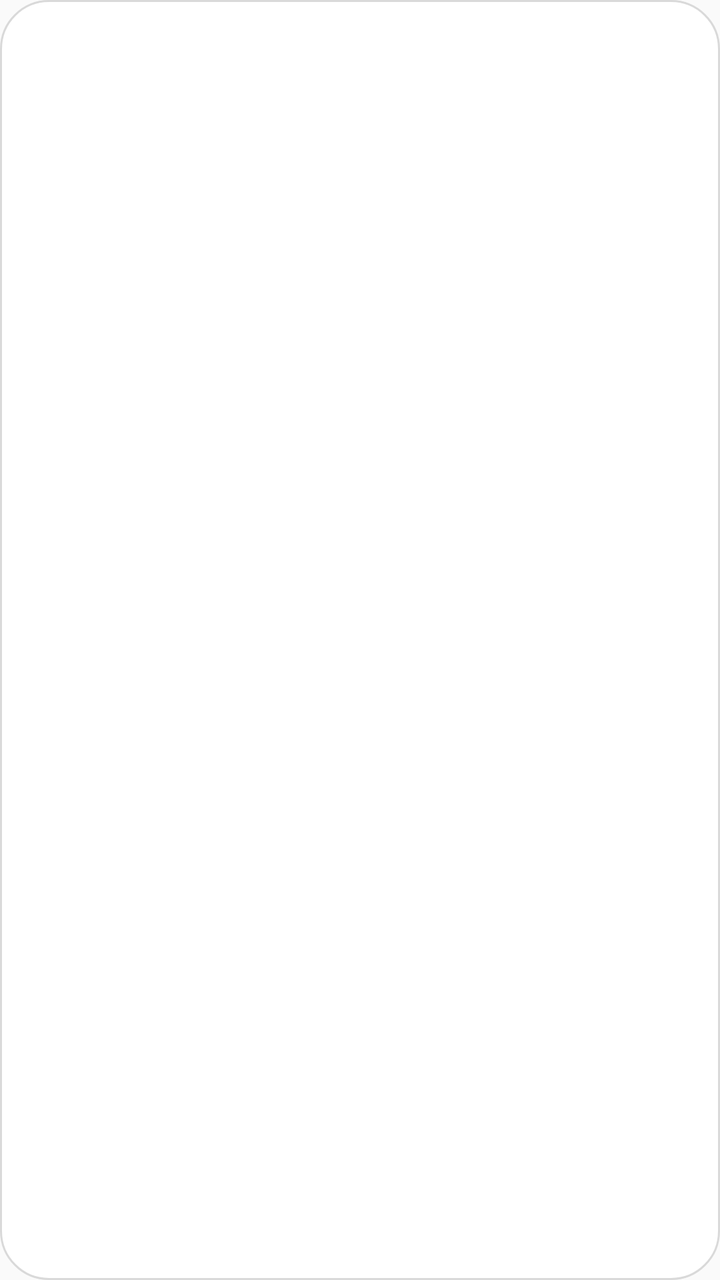
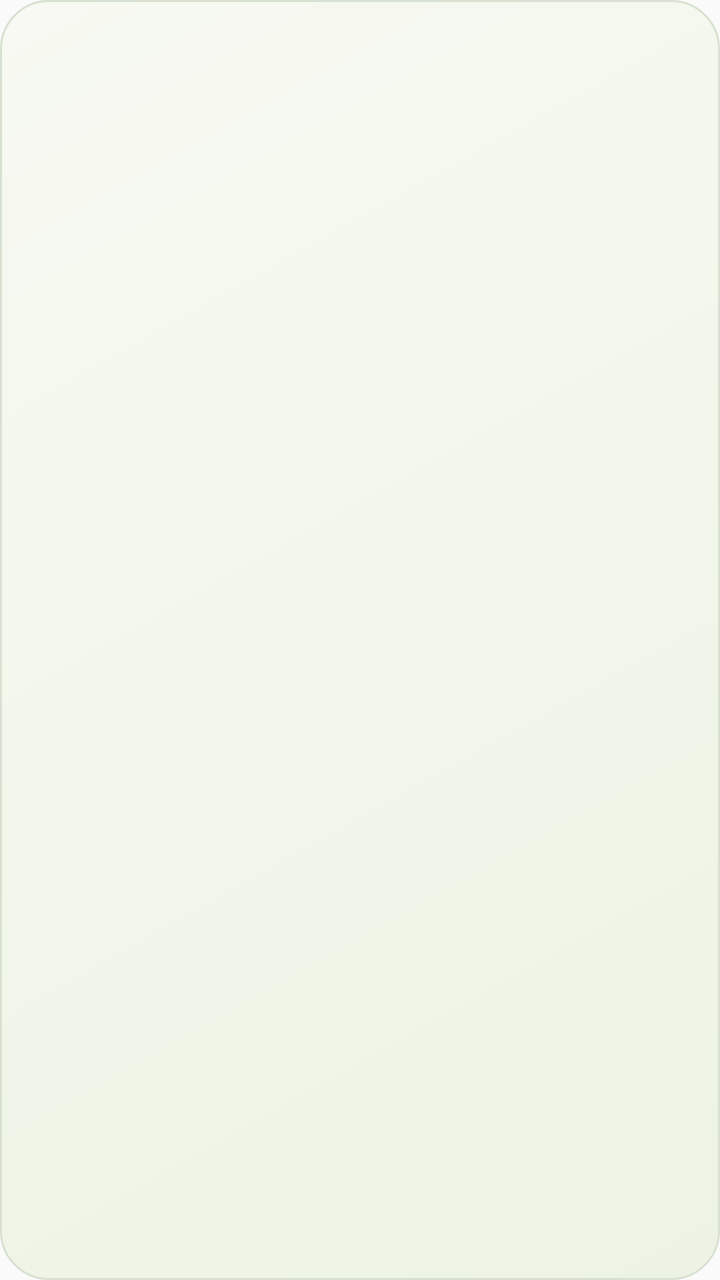

Compare the two renders of this Android layout. The source of the first and the diff that turns it into the second are given below.
<!-- AndroidManifest.xml: application theme AppTheme -->
<!-- res/layout/widget_calendar.xml -->
<?xml version="1.0" encoding="utf-8"?>
<LinearLayout xmlns:android="http://schemas.android.com/apk/res/android"
    android:id="@+id/widgetRoot"
    android:layout_width="match_parent"
    android:layout_height="match_parent"
    android:background="@drawable/widget_background"
    android:orientation="vertical"
    android:paddingLeft="8dp"
    android:paddingTop="10dp"
    android:paddingRight="8dp"
    android:paddingBottom="10dp">

    <LinearLayout
        android:id="@+id/widgetHeader"
        android:layout_width="match_parent"
        android:layout_height="wrap_content"
        android:gravity="center_vertical"
        android:orientation="horizontal"
        android:paddingLeft="5dp"
        android:paddingRight="5dp">

        <TextView
            android:id="@+id/widgetTitle"
            android:layout_width="0dp"
            android:layout_height="wrap_content"
            android:layout_weight="1"
            android:ellipsize="end"
            android:fontFamily="sans"
            android:singleLine="true"
            android:textColor="#111111"
            android:textSize="13sp"
            android:textStyle="bold" />

        <TextView
            android:id="@+id/widgetSubtitle"
            android:layout_width="wrap_content"
            android:layout_height="wrap_content"
            android:ellipsize="end"
            android:singleLine="true"
            android:textColor="#666666"
            android:textSize="11sp" />
    </LinearLayout>

    <TextView
        android:id="@+id/widgetEmpty"
        android:layout_width="match_parent"
        android:layout_height="0dp"
        android:layout_weight="1"
        android:gravity="center"
        android:textColor="#666666"
        android:textSize="12sp"
        android:visibility="gone" />

    <LinearLayout
        android:id="@+id/widgetWeekdayRow"
        android:layout_width="match_parent"
        android:layout_height="wrap_content"
        android:layout_marginTop="8dp"
        android:orientation="horizontal"
        android:visibility="gone">
        <TextView android:id="@+id/widgetWeekdaySun" style="@style/MallinoiWidgetWeekday" android:text="일" android:textColor="#cc3333" />
        <TextView android:id="@+id/widgetWeekdayMon" style="@style/MallinoiWidgetWeekday" android:text="월" />
        <TextView android:id="@+id/widgetWeekdayTue" style="@style/MallinoiWidgetWeekday" android:text="화" />
        <TextView android:id="@+id/widgetWeekdayWed" style="@style/MallinoiWidgetWeekday" android:text="수" />
        <TextView android:id="@+id/widgetWeekdayThu" style="@style/MallinoiWidgetWeekday" android:text="목" />
        <TextView android:id="@+id/widgetWeekdayFri" style="@style/MallinoiWidgetWeekday" android:text="금" />
        <TextView android:id="@+id/widgetWeekdaySat" style="@style/MallinoiWidgetWeekday" android:text="토" android:textColor="#3366cc" />
    </LinearLayout>

    <LinearLayout
        android:id="@+id/widgetGrid"
        android:layout_width="match_parent"
        android:layout_height="0dp"
        android:layout_weight="1"
        android:orientation="vertical">

        <LinearLayout
            android:id="@+id/widgetRow01"
            style="@style/MallinoiWidgetRow">
            <FrameLayout android:id="@+id/widgetDay01" style="@style/MallinoiWidgetDay" />
            <FrameLayout android:id="@+id/widgetDay02" style="@style/MallinoiWidgetDay" />
            <FrameLayout android:id="@+id/widgetDay03" style="@style/MallinoiWidgetDay" />
            <FrameLayout android:id="@+id/widgetDay04" style="@style/MallinoiWidgetDay" />
            <FrameLayout android:id="@+id/widgetDay05" style="@style/MallinoiWidgetDay" />
            <FrameLayout android:id="@+id/widgetDay06" style="@style/MallinoiWidgetDay" />
            <FrameLayout android:id="@+id/widgetDay07" style="@style/MallinoiWidgetDay" />
        </LinearLayout>

        <LinearLayout
            android:id="@+id/widgetRow02"
            style="@style/MallinoiWidgetRow">
            <FrameLayout android:id="@+id/widgetDay08" style="@style/MallinoiWidgetDay" />
            <FrameLayout android:id="@+id/widgetDay09" style="@style/MallinoiWidgetDay" />
            <FrameLayout android:id="@+id/widgetDay10" style="@style/MallinoiWidgetDay" />
            <FrameLayout android:id="@+id/widgetDay11" style="@style/MallinoiWidgetDay" />
            <FrameLayout android:id="@+id/widgetDay12" style="@style/MallinoiWidgetDay" />
            <FrameLayout android:id="@+id/widgetDay13" style="@style/MallinoiWidgetDay" />
            <FrameLayout android:id="@+id/widgetDay14" style="@style/MallinoiWidgetDay" />
        </LinearLayout>

        <LinearLayout
            android:id="@+id/widgetRow03"
            style="@style/MallinoiWidgetRow">
            <FrameLayout android:id="@+id/widgetDay15" style="@style/MallinoiWidgetDay" />
            <FrameLayout android:id="@+id/widgetDay16" style="@style/MallinoiWidgetDay" />
            <FrameLayout android:id="@+id/widgetDay17" style="@style/MallinoiWidgetDay" />
            <FrameLayout android:id="@+id/widgetDay18" style="@style/MallinoiWidgetDay" />
            <FrameLayout android:id="@+id/widgetDay19" style="@style/MallinoiWidgetDay" />
            <FrameLayout android:id="@+id/widgetDay20" style="@style/MallinoiWidgetDay" />
            <FrameLayout android:id="@+id/widgetDay21" style="@style/MallinoiWidgetDay" />
        </LinearLayout>

        <LinearLayout
            android:id="@+id/widgetRow04"
            style="@style/MallinoiWidgetRow">
            <FrameLayout android:id="@+id/widgetDay22" style="@style/MallinoiWidgetDay" />
            <FrameLayout android:id="@+id/widgetDay23" style="@style/MallinoiWidgetDay" />
            <FrameLayout android:id="@+id/widgetDay24" style="@style/MallinoiWidgetDay" />
            <FrameLayout android:id="@+id/widgetDay25" style="@style/MallinoiWidgetDay" />
            <FrameLayout android:id="@+id/widgetDay26" style="@style/MallinoiWidgetDay" />
            <FrameLayout android:id="@+id/widgetDay27" style="@style/MallinoiWidgetDay" />
            <FrameLayout android:id="@+id/widgetDay28" style="@style/MallinoiWidgetDay" />
        </LinearLayout>

        <LinearLayout
            android:id="@+id/widgetRow05"
            style="@style/MallinoiWidgetRow">
            <FrameLayout android:id="@+id/widgetDay29" style="@style/MallinoiWidgetDay" />
            <FrameLayout android:id="@+id/widgetDay30" style="@style/MallinoiWidgetDay" />
            <FrameLayout android:id="@+id/widgetDay31" style="@style/MallinoiWidgetDay" />
            <FrameLayout android:id="@+id/widgetDay32" style="@style/MallinoiWidgetDay" />
            <FrameLayout android:id="@+id/widgetDay33" style="@style/MallinoiWidgetDay" />
            <FrameLayout android:id="@+id/widgetDay34" style="@style/MallinoiWidgetDay" />
            <FrameLayout android:id="@+id/widgetDay35" style="@style/MallinoiWidgetDay" />
        </LinearLayout>

        <LinearLayout
            android:id="@+id/widgetRow06"
            style="@style/MallinoiWidgetRow">
            <FrameLayout android:id="@+id/widgetDay36" style="@style/MallinoiWidgetDay" />
            <FrameLayout android:id="@+id/widgetDay37" style="@style/MallinoiWidgetDay" />
            <FrameLayout android:id="@+id/widgetDay38" style="@style/MallinoiWidgetDay" />
            <FrameLayout android:id="@+id/widgetDay39" style="@style/MallinoiWidgetDay" />
            <FrameLayout android:id="@+id/widgetDay40" style="@style/MallinoiWidgetDay" />
            <FrameLayout android:id="@+id/widgetDay41" style="@style/MallinoiWidgetDay" />
            <FrameLayout android:id="@+id/widgetDay42" style="@style/MallinoiWidgetDay" />
        </LinearLayout>
    </LinearLayout>
</LinearLayout>
<!-- resources referenced by this layout -->
<resources>
  <!-- drawable widget_background (drawable) -->
  <?xml version="1.0" encoding="utf-8"?>
  <shape xmlns:android="http://schemas.android.com/apk/res/android">
      <solid android:color="#ffffff" />
      <stroke android:width="1dp" android:color="#d9d9d9" />
      <corners android:radius="24dp" />
  </shape>
  <style name="MallinoiWidgetDay">
          <item name="android:layout_width">0dp</item>
          <item name="android:layout_height">match_parent</item>
          <item name="android:layout_margin">1dp</item>
          <item name="android:layout_weight">1</item>
      </style>
  <style name="MallinoiWidgetRow">
          <item name="android:layout_width">match_parent</item>
          <item name="android:layout_height">0dp</item>
          <item name="android:layout_weight">1</item>
          <item name="android:orientation">horizontal</item>
      </style>
  <style name="MallinoiWidgetWeekday">
          <item name="android:layout_width">0dp</item>
          <item name="android:layout_height">wrap_content</item>
          <item name="android:layout_weight">1</item>
          <item name="android:gravity">center</item>
          <item name="android:textColor">#666666</item>
          <item name="android:textSize">9sp</item>
          <item name="android:textStyle">bold</item>
      </style>
  <style name="AppTheme" parent="Theme.AppCompat.Light.DarkActionBar">
          
          <item name="colorPrimary">@color/colorPrimary</item>
          <item name="colorPrimaryDark">@color/colorPrimaryDark</item>
          <item name="colorAccent">@color/colorAccent</item>
      </style>
  <color tools:ignore="UnusedResources" name="colorPrimary">#3F51B5</color>
  <color tools:ignore="UnusedResources" name="colorPrimaryDark">#303F9F</color>
  <color tools:ignore="UnusedResources" name="colorAccent">#FF4081</color>
</resources>

<!-- the commit's change to res/layout/widget_calendar.xml (unified diff, before → after) -->
@@ -19,6 +19,14 @@
         android:paddingLeft="5dp"
         android:paddingRight="5dp">
 
+        <ImageView
+            android:id="@+id/widgetMascot"
+            android:layout_width="18dp"
+            android:layout_height="18dp"
+            android:layout_marginEnd="5dp"
+            android:importantForAccessibility="no"
+            android:scaleType="fitCenter" />
+
         <TextView
             android:id="@+id/widgetTitle"
             android:layout_width="0dp"
@@ -33,6 +41,10 @@
 
         <TextView
             android:id="@+id/widgetSubtitle"
+            android:paddingLeft="6dp"
+            android:paddingRight="6dp"
+            android:paddingTop="1dp"
+            android:paddingBottom="1dp"
             android:layout_width="wrap_content"
             android:layout_height="wrap_content"
             android:ellipsize="end"
<!-- resource entries referenced after the edit -->
@@ -3,8 +3,8 @@
   <!-- drawable widget_background (drawable) -->
   <?xml version="1.0" encoding="utf-8"?>
   <shape xmlns:android="http://schemas.android.com/apk/res/android">
-      <solid android:color="#ffffff" />
-      <stroke android:width="1dp" android:color="#d9d9d9" />
+      <gradient android:startColor="#f7f9f2" android:endColor="#edf3e4" android:angle="315" />
+      <stroke android:width="1dp" android:color="#d8e1d1" />
       <corners android:radius="24dp" />
   </shape>
   <style name="MallinoiWidgetDay">
